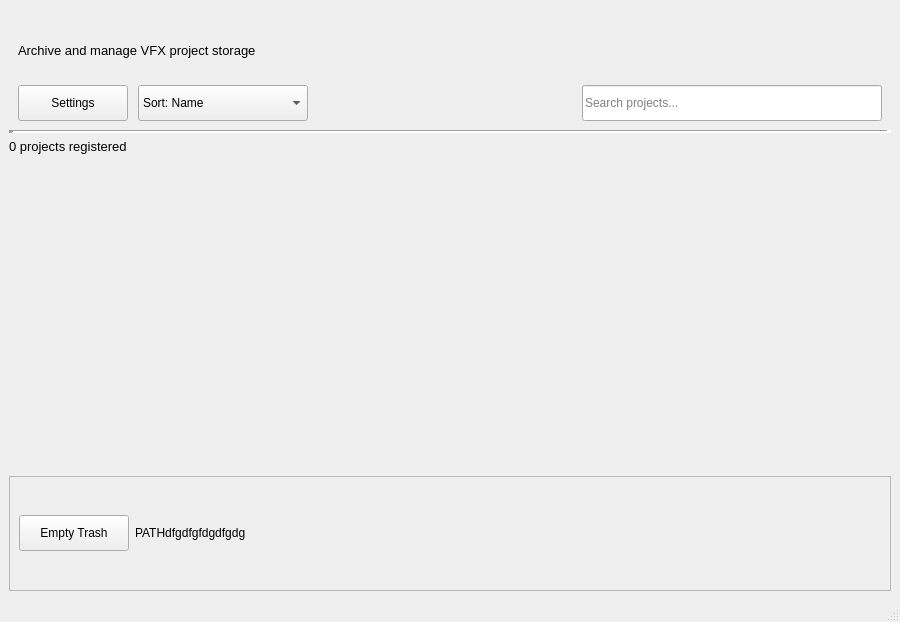
Old version of the form python/archivator/ui/view/interface.ui in the repository ClaireBenes/Archivator.
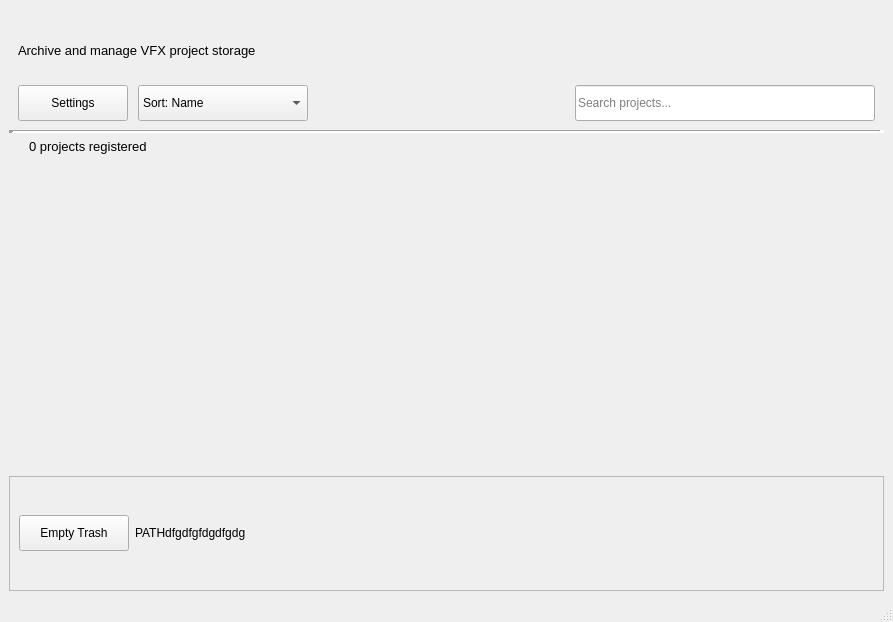
New version of the form.

Commit message: [chore] center project more

Diff of the .ui file:
```diff
--- a/python/archivator/ui/view/interface.ui
+++ b/python/archivator/ui/view/interface.ui
@@ -6,7 +6,7 @@
    <rect>
     <x>0</x>
     <y>0</y>
-    <width>900</width>
+    <width>893</width>
     <height>622</height>
    </rect>
   </property>
@@ -158,18 +158,21 @@
         <height>300</height>
        </size>
       </property>
+      <property name="layoutDirection">
+       <enum>Qt::LayoutDirection::LeftToRight</enum>
+      </property>
       <property name="frameShape">
        <enum>QFrame::Shape::NoFrame</enum>
       </property>
       <layout class="QVBoxLayout" name="contentLayout">
        <property name="leftMargin">
-        <number>0</number>
+        <number>20</number>
        </property>
        <property name="topMargin">
         <number>0</number>
        </property>
        <property name="rightMargin">
-        <number>0</number>
+        <number>12</number>
        </property>
        <property name="bottomMargin">
         <number>0</number>
@@ -208,6 +211,9 @@
            <height>300</height>
           </size>
          </property>
+         <property name="layoutDirection">
+          <enum>Qt::LayoutDirection::LeftToRight</enum>
+         </property>
         </widget>
        </item>
       </layout>
```
Left out of the diff: 2 changed lines with no effect on the pictures.
